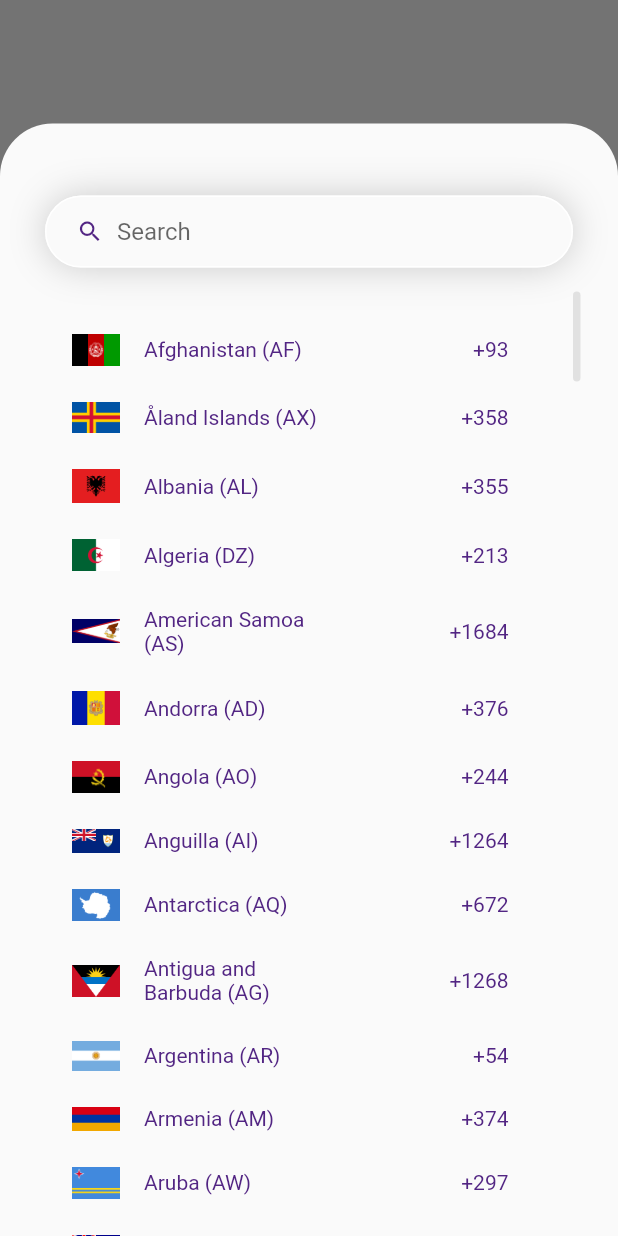
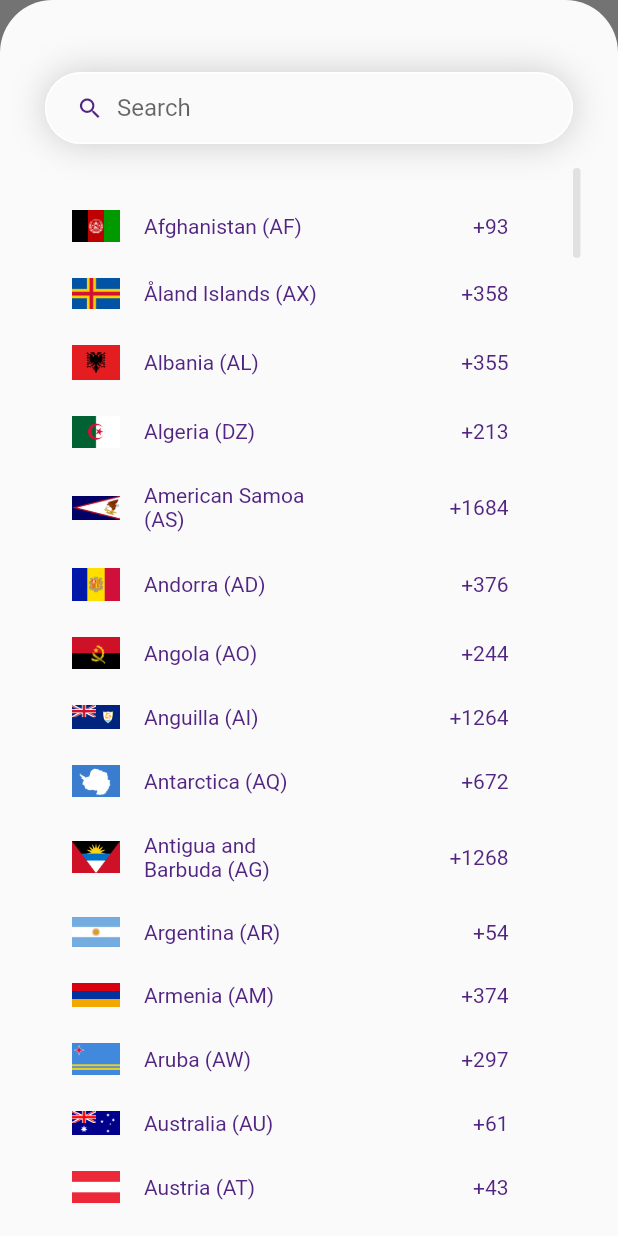
Before and after one commit to dev-naiksan/country-calling-code-picker, a Flutter app: what showCountryPickerSheet() shows on an empty page, opened directly with empty values, on a phone screen of 412 x 824 dp. Run offline on Flutter 3.47's test engine with Material 2 defaults, Android fonts, the phone set to English and light mode, and no system bars; our stand-ins replace flutter_svg; missing offline and left inert: flutter_sim_country_code.

Commit message:
UI changes

```diff
--- a/lib/functions.dart
+++ b/lib/functions.dart
@@ -59,8 +59,6 @@ Future<Country?> showCountryPickerSheet(BuildContext context,
         return Padding(
           padding:
               EdgeInsets.only(bottom: MediaQuery.of(context).viewInsets.bottom),
-          child: Container(
-            height: MediaQuery.of(context).size.height * heightFactor,
           child: Column(
             mainAxisSize: MainAxisSize.min,
             children: <Widget>[
@@ -94,11 +92,12 @@ Future<Country?> showCountryPickerSheet(BuildContext context,
                 ],
               ),
               SizedBox(height: 16),
-                Expanded(child: CountryPickerWidget(
+              Expanded(
+                child: CountryPickerWidget(
                   onSelected: (country) => Navigator.of(context).pop(country),
-                ),),
+                ),
+              ),
             ],
-            ),
           ),
         );
       });
```
Lines whose indentation alone changed are shown as unchanged.
